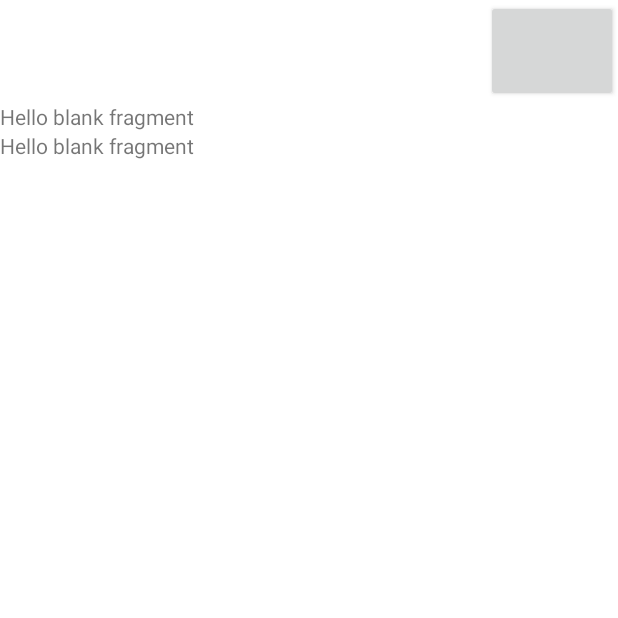
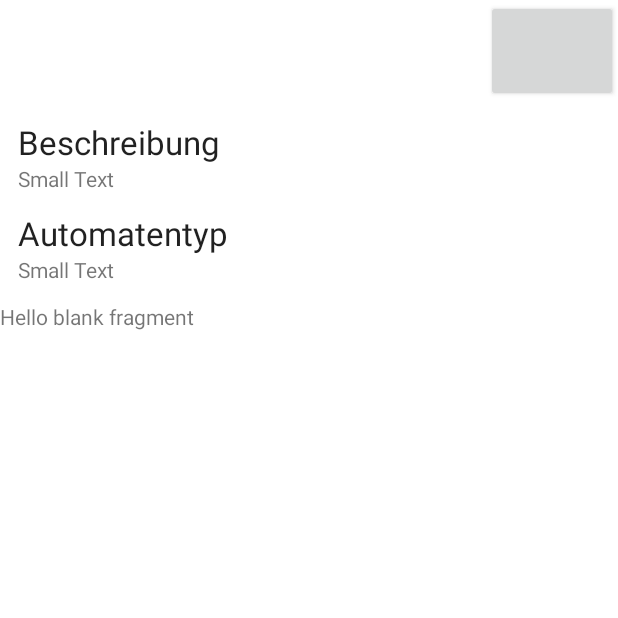
Before and after one commit to VendingApp/app-android, an Android app: the screen it shows after launch (MapsActivity), on a phone screen of 412 x 824 dp, the top half of it. Run offline under Robolectric (Android 15) with nearby library versions, the light colour scheme and no system bars; our stand-ins replace ButterKnife; libraries missing offline, so code that uses them is left out: com.loopj.android, com.sothree.slidinguppanel, de.greenrobot.event; plain views replace FloatingActionButton, FloatingActionsMenu, SlidingUpPanelLayout; 9 statements that could not run were skipped.

Commit message:
Added eventbus

```diff
--- a/app/build.gradle
+++ b/app/build.gradle
@@ -32,4 +32,5 @@
     compile 'com.loopj.android:android-async-http:1.4.7'
     compile 'com.google.code.gson:gson:2.3'
     compile 'com.sothree.slidinguppanel:library:3.0.0'
+    compile 'de.greenrobot:eventbus:2.4.0'
 }
--- a/app/src/main/java/de/submit_ev/vendingapp/fragments/FragmentVendorDetail.java
+++ b/app/src/main/java/de/submit_ev/vendingapp/fragments/FragmentVendorDetail.java
@@ -1,13 +1,20 @@
 package de.submit_ev.vendingapp.fragments;
 
 
+import android.app.Activity;
 import android.os.Bundle;
 import android.app.Fragment;
 import android.view.LayoutInflater;
 import android.view.View;
 import android.view.ViewGroup;
+import android.widget.TextView;
 
+import butterknife.ButterKnife;
+import butterknife.InjectView;
+import de.greenrobot.event.EventBus;
 import de.submit_ev.vendingapp.R;
+import de.submit_ev.vendingapp.events.SelectedVendorChangedEvent;
+import de.submit_ev.vendingapp.models.Vendor;
 
 
 /**
@@ -25,6 +32,13 @@
     private String mParam1;
     private String mParam2;
 
+    OnFragmentInteractionListener mListener;
+
+    @InjectView(R.id.textViewVendorTypeContent)
+    TextView textViewDescriptionContent;
+
+    @InjectView(R.id.textViewDescriptionContent)
+    TextView textViewVendorTypeContent;
 
     /**
      * Use this factory method to create a new instance of
@@ -49,20 +63,61 @@
     }
 
     @Override
+    public void onAttach(Activity activity) {
+        super.onAttach(activity);
+//        try {
+//            mListener = (OnFragmentInteractionListener) activity;
+//        } catch (ClassCastException e) {
+//            throw new ClassCastException(activity.toString()
+//                    + " must implement OnFragmentInteractionListener");
+//        }
+    }
+
+    @Override
+    public void onDetach() {
+        super.onDetach();
+        mListener = null;
+        EventBus.getDefault().unregister(this);
+    }
+
+    @Override
     public void onCreate(Bundle savedInstanceState) {
         super.onCreate(savedInstanceState);
         if (getArguments() != null) {
             mParam1 = getArguments().getString(ARG_PARAM1);
             mParam2 = getArguments().getString(ARG_PARAM2);
         }
+        //EventBus.getDefault().register(this);
+    }
+
+    @Override
+    public void onResume() {
+        super.onResume();
+        EventBus.getDefault().register(this);
+    }
+
+    @Override
+    public void onPause() {
+        super.onPause();
+        EventBus.getDefault().unregister(this);
     }
 
     @Override
     public View onCreateView(LayoutInflater inflater, ViewGroup container,
                              Bundle savedInstanceState) {
         // Inflate the layout for this fragment
-        return inflater.inflate(R.layout.fragment_vendor_detail, container, false);
+        View view = inflater.inflate(R.layout.fragment_vendor_detail, container, false);
+        ButterKnife.inject(this, view);
+        return view;
     }
 
+    public interface OnFragmentInteractionListener {
+        void onDataSubmit(Vendor vendor);
+    }
+
+    public void onEvent(SelectedVendorChangedEvent selectedVendorChangedEvent) {
+        textViewDescriptionContent.setText(selectedVendorChangedEvent.getVendor().getDescription());
+        textViewVendorTypeContent.setText("Kondomautomat");
+    }
 
 }
--- a/app/src/main/res/layout/fragment_vendor_detail.xml
+++ b/app/src/main/res/layout/fragment_vendor_detail.xml
@@ -1,10 +1,47 @@
-<FrameLayout xmlns:android="http://schemas.android.com/apk/res/android"
+<RelativeLayout xmlns:android="http://schemas.android.com/apk/res/android"
     xmlns:tools="http://schemas.android.com/tools" android:layout_width="match_parent"
     android:layout_height="match_parent"
-    tools:context="de.submit_ev.vendingapp.fragments.FragmentVendorDetail">
+    tools:context="de.submit_ev.vendingapp.fragments.FragmentVendorDetail"
+    android:padding="12dp">
 
-    <!-- TODO: Update blank fragment layout -->
-    <TextView android:layout_width="match_parent" android:layout_height="match_parent"
-        android:text="@string/hello_blank_fragment" />
+    <TextView
+        android:layout_width="wrap_content"
+        android:layout_height="wrap_content"
+        android:textAppearance="?android:attr/textAppearanceLarge"
+        android:text="Beschreibung"
+        android:id="@+id/textViewDescriptionHeader"
+        android:layout_alignParentLeft="true"
+        android:layout_alignParentStart="true" />
 
-</FrameLayout>
+    <TextView
+        android:layout_width="wrap_content"
+        android:layout_height="wrap_content"
+        android:textAppearance="?android:attr/textAppearanceSmall"
+        android:text="Small Text"
+        android:id="@+id/textViewDescriptionContent"
+        android:layout_alignParentLeft="true"
+        android:layout_alignParentStart="true"
+        android:layout_below="@+id/textViewDescriptionHeader" />
+
+    <TextView
+        android:layout_width="wrap_content"
+        android:layout_height="wrap_content"
+        android:textAppearance="?android:attr/textAppearanceLarge"
+        android:text="Automatentyp"
+        android:id="@+id/textViewVendorTypeHeader"
+        android:layout_below="@+id/textViewDescriptionContent"
+        android:layout_alignParentLeft="true"
+        android:layout_alignParentStart="true"
+        android:layout_marginTop="12dp" />
+
+    <TextView
+        android:layout_width="wrap_content"
+        android:layout_height="wrap_content"
+        android:textAppearance="?android:attr/textAppearanceSmall"
+        android:text="Small Text"
+        android:id="@+id/textViewVendorTypeContent"
+        android:layout_below="@+id/textViewVendorTypeHeader"
+        android:layout_alignParentLeft="true"
+        android:layout_alignParentStart="true" />
+
+</RelativeLayout>
```
Also changed, not shown: app/src/main/java/de/submit_ev/vendingapp/controller/MapsActivityController.java (+36 -2 lines), app/src/main/java/de/submit_ev/vendingapp/events/MarkerUnselectedEvent.java (added, +7 -0 lines), app/src/main/java/de/submit_ev/vendingapp/events/SelectedVendorChangedEvent.java (added, +22 -0 lines).
